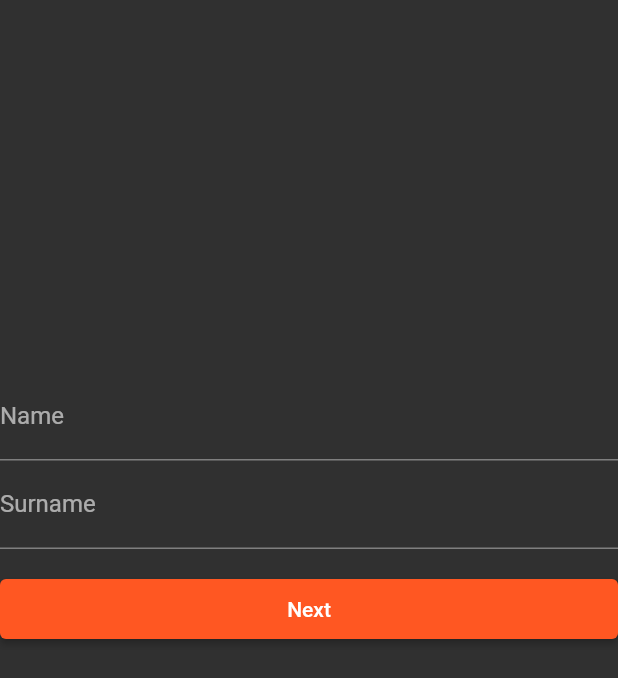
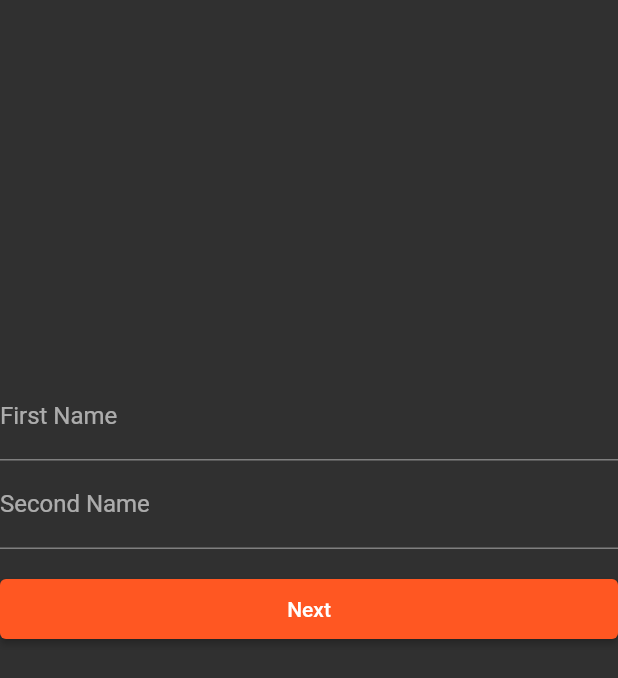
Before and after one commit to janschab/actively, a Flutter app: the UserDetails screen opened by its route, on a phone screen of 412 x 824 dp. Shown: the top 678 px of the screen. Run offline on Flutter 3.47's test engine with Material 2 defaults, Android fonts, the phone set to English and light mode, and no system bars; our stand-ins replace cloud_firestore, firebase_auth, firebase_core, fluttertoast, loading_overlay; accounts and stored records are empty; network calls fail; statements that could not run were skipped.

Commit message:
fix after review

```diff
--- a/lib/modules/authentication/authentication.dart
+++ b/lib/modules/authentication/authentication.dart
@@ -24,7 +24,7 @@ class _AuthenticationState extends State<Authentication> {
         children: [
           MyTextFormField(
             controller: _emailField,
-            hintText: 'em ail',
+            hintText: 'email',
             labelText: 'Email',
             onFieldSubmitted: (s) => handleLogInAction,
           ),
--- a/lib/modules/user_details/user_details.dart
+++ b/lib/modules/user_details/user_details.dart
@@ -27,14 +27,14 @@ class _UserDetailsState extends State<UserDetails> {
           children: [
             MyTextFormField(
               controller: _firstNameField,
-              hintText: 'name',
-              labelText: 'Name',
+              hintText: 'firstname',
+              labelText: 'First Name',
               validator: Validators.required,
             ),
             MyTextFormField(
               controller: _lastNameField,
-              hintText: 'surname',
-              labelText: 'Surname',
+              hintText: 'secondname',
+              labelText: 'Second Name',
               validator: Validators.required,
             ),
             MyButton(
```
